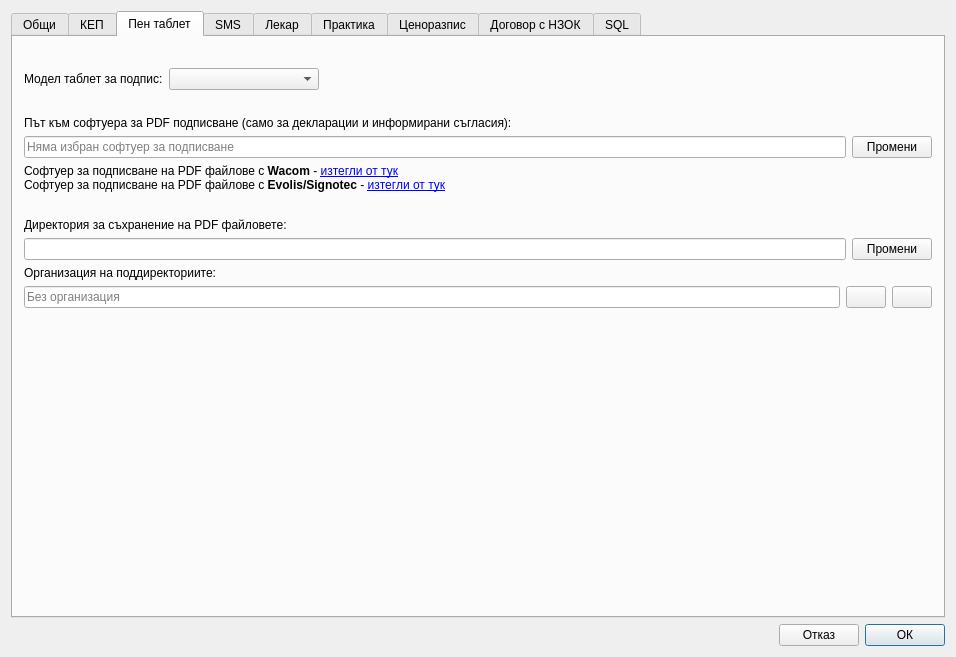
First picture: the form in src/View/Widgets/SettingsDialog.ui, repository thefinalcutbg/DinoDent, before the edit.
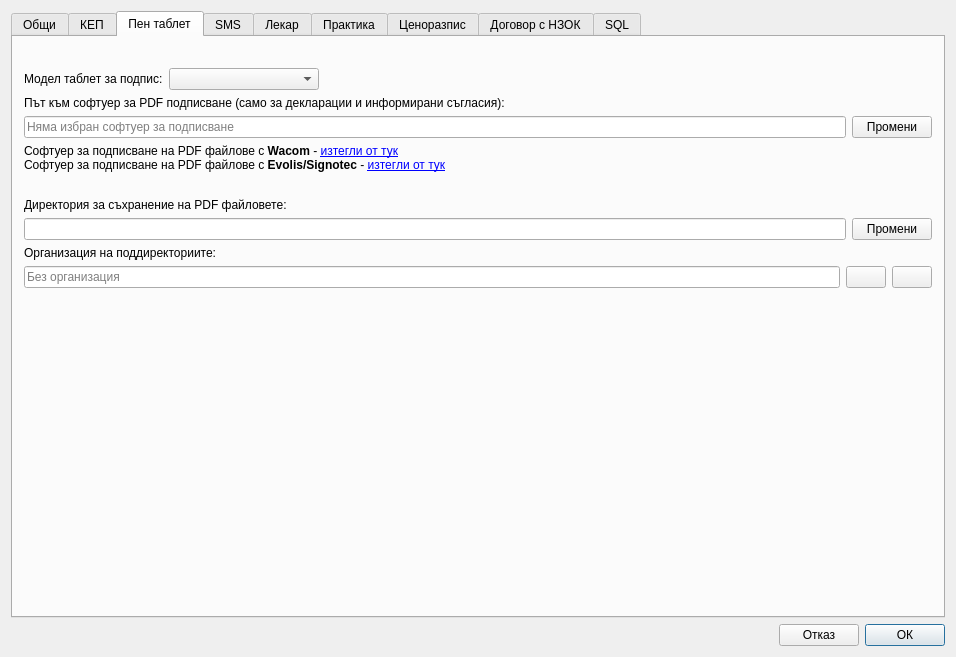
Second picture: the form after the edit. The open tabs and pages were chosen to show the change. Custom widgets are drawn as their Qt base class.

```diff
--- a/src/View/Widgets/SettingsDialog.ui
+++ b/src/View/Widgets/SettingsDialog.ui
@@ -466,17 +466,10 @@
          </item>
         </layout>
        </item>
-       <item>
-        <widget class="QLabel" name="label_35">
-         <property name="text">
-          <string/>
-         </property>
-        </widget>
-       </item>
        <item>
         <widget class="QLabel" name="label_31">
          <property name="text">
-          <string>Път към софтуера за PDF подписване (само за декларации и информирани съгласия):</string>
+          <string>Път към софтуер за PDF подписване (само за декларации и информирани съгласия):</string>
          </property>
         </widget>
        </item>
```
Left out of the diff: 2 changed lines with no effect on the pictures.
